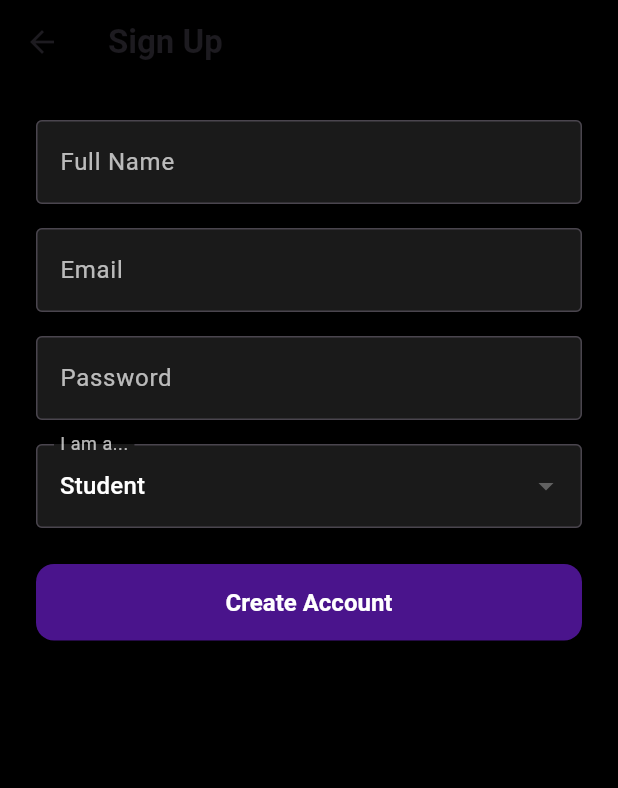
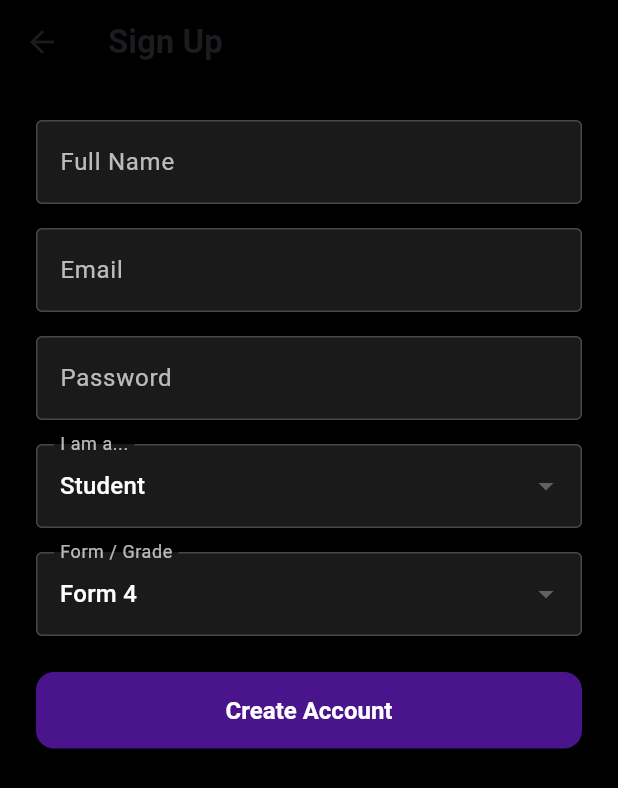
Before and after one commit to StevenChang21/Punca, a Flutter app: the screen it shows after launch, after a tap on "Don't have an account? Sign Up", on a phone screen of 412 x 824 dp. Shown: the top 788 px of the screen. Run offline on Flutter 3.47's test engine with Material 3 defaults, Android fonts, the light colour scheme and no system bars; our stand-ins replace cloud_firestore, firebase_auth, firebase_core, firebase_storage, flutter_dotenv, google_generative_ai and 1 more; missing offline and left inert: flutter_math_fork; accounts and stored records are empty; network calls fail.

```diff
--- a/lib/features/auth/auth_wrapper.dart
+++ b/lib/features/auth/auth_wrapper.dart
@@ -1,6 +1,7 @@
 import 'package:flutter/material.dart';
 import 'package:punca_ai/core/services/auth_service.dart';
 import 'package:punca_ai/features/auth/login_screen.dart';
+import 'package:punca_ai/features/teacher/teacher_scaffold.dart';
 import 'package:punca_ai/features/student/main_scaffold.dart';
 
 class AuthWrapper extends StatelessWidget {
@@ -27,9 +28,25 @@ class AuthWrapper extends StatelessWidget {
           );
         }
 
-        // 3. Authenticated -> Home
+        // 3. Authenticated -> Check Role
         if (snapshot.hasData) {
-          return const MainScaffold();
+          final user = snapshot.data!;
+          return FutureBuilder<String?>(
+            future: authService.getUserRole(user.uid),
+            builder: (context, roleSnapshot) {
+              if (roleSnapshot.connectionState == ConnectionState.waiting) {
+                return const Scaffold(
+                  body: Center(child: CircularProgressIndicator()),
+                );
+              }
+              final role = roleSnapshot.data;
+              if (role == 'Teacher') {
+                return const TeacherScaffold();
+              }
+              // Default to Student Dashboard
+              return const MainScaffold();
+            },
+          );
         }
 
         // 4. Not Authenticated -> Login
--- a/lib/features/auth/login_screen.dart
+++ b/lib/features/auth/login_screen.dart
@@ -13,23 +13,48 @@ class LoginScreen extends StatefulWidget {
 class _LoginScreenState extends State<LoginScreen> {
   final _emailController = TextEditingController();
   final _passwordController = TextEditingController();
+  String _selectedRole = 'Student';
   bool _isLoading = false;
 
   Future<void> _login() async {
     setState(() => _isLoading = true);
-    final error = await AuthService().signIn(
+    final authService = AuthService();
+    final error = await authService.signIn(
       email: _emailController.text.trim(),
       password: _passwordController.text.trim(),
     );
+
     if (!mounted) return;
-    setState(() => _isLoading = false);
 
     if (error != null) {
+      setState(() => _isLoading = false);
       ScaffoldMessenger.of(
         context,
       ).showSnackBar(SnackBar(content: Text(error)));
+    } else {
+      // Check Role
+      final user = authService.currentUser;
+      if (user != null) {
+        final role = await authService.getUserRole(user.uid);
+        if (role != _selectedRole) {
+          // Role mismatch
+          await authService.signOut();
+          if (!mounted) return;
+          setState(() => _isLoading = false);
+          ScaffoldMessenger.of(context).showSnackBar(
+            SnackBar(
+              content: Text(
+                "Role mismatch! This account is registered as a $role.",
+              ),
+              backgroundColor: Colors.red,
+            ),
+          );
+          return;
+        }
+      }
+      // Success handled by AuthWrapper
+      if (mounted) setState(() => _isLoading = false);
     }
-    // Success is handled by AuthWrapper stream
   }
 
   @override
@@ -76,6 +101,30 @@ class _LoginScreenState extends State<LoginScreen> {
               style: const TextStyle(color: Colors.white),
               obscureText: true,
             ),
+            const SizedBox(height: 16),
+            DropdownButtonFormField<String>(
+              value: _selectedRole,
+              dropdownColor: Colors.grey[900],
+              items: ['Student', 'Teacher']
+                  .map(
+                    (role) => DropdownMenuItem(
+                      value: role,
+                      child: Text(
+                        role,
+                        style: const TextStyle(color: Colors.white),
+                      ),
+                    ),
+                  )
+                  .toList(),
+              onChanged: (val) => setState(() => _selectedRole = val!),
+              decoration: const InputDecoration(
+                labelText: "I am a...",
+                labelStyle: TextStyle(color: Colors.white70),
+                filled: true,
+                fillColor: Colors.white10,
+                border: OutlineInputBorder(),
+              ),
+            ),
             const SizedBox(height: 24),
             ElevatedButton(
               onPressed: _isLoading ? null : _login,
@@ -95,7 +144,10 @@ class _LoginScreenState extends State<LoginScreen> {
                   MaterialPageRoute(builder: (_) => const SignUpScreen()),
                 );
               },
-              child: const Text("Don't have an account? Sign Up"),
+              child: const Text(
+                "Don't have an account? Sign Up",
+                style: TextStyle(color: Colors.white),
+              ),
             ),
           ],
         ),
--- a/lib/features/auth/signup_screen.dart
+++ b/lib/features/auth/signup_screen.dart
@@ -14,6 +14,7 @@ class _SignUpScreenState extends State<SignUpScreen> {
   final _emailController = TextEditingController();
   final _passwordController = TextEditingController();
   String _selectedRole = 'Student';
+  String? _selectedForm = 'Form 4'; // Default
   bool _isLoading = false;
 
   Future<void> _signUp() async {
@@ -23,6 +24,7 @@ class _SignUpScreenState extends State<SignUpScreen> {
       password: _passwordController.text.trim(),
       name: _nameController.text.trim(),
       role: _selectedRole,
+      form: _selectedRole == 'Student' ? _selectedForm : null,
     );
     if (!mounted) return;
     setState(() => _isLoading = false);
@@ -91,7 +93,7 @@ class _SignUpScreenState extends State<SignUpScreen> {
             DropdownButtonFormField<String>(
               initialValue: _selectedRole,
               dropdownColor: Colors.grey[900],
-              items: ['Student', 'Parent', 'Educator']
+              items: ['Student', 'Teacher']
                   .map(
                     (role) => DropdownMenuItem(
                       value: role,
@@ -111,6 +113,32 @@ class _SignUpScreenState extends State<SignUpScreen> {
                 border: OutlineInputBorder(),
               ),
             ),
+            if (_selectedRole == 'Student') ...[
+              const SizedBox(height: 16),
+              DropdownButtonFormField<String>(
+                value: _selectedForm,
+                dropdownColor: Colors.grey[900],
+                items: ['Form 1', 'Form 2', 'Form 3', 'Form 4', 'Form 5']
+                    .map(
+                      (form) => DropdownMenuItem(
+                        value: form,
+                        child: Text(
+                          form,
+                          style: const TextStyle(color: Colors.white),
+                        ),
+                      ),
+                    )
+                    .toList(),
+                onChanged: (val) => setState(() => _selectedForm = val),
+                decoration: const InputDecoration(
+                  labelText: "Form / Grade",
+                  labelStyle: TextStyle(color: Colors.white70),
+                  filled: true,
+                  fillColor: Colors.white10,
+                  border: OutlineInputBorder(),
+                ),
+              ),
+            ],
             const SizedBox(height: 24),
             ElevatedButton(
               onPressed: _isLoading ? null : _signUp,
```
Also changed, not shown: lib/features/student/dashboard/student_dashboard.dart (+16 -4 lines), lib/features/teacher/teacher_scaffold.dart (+25 -7 lines).
